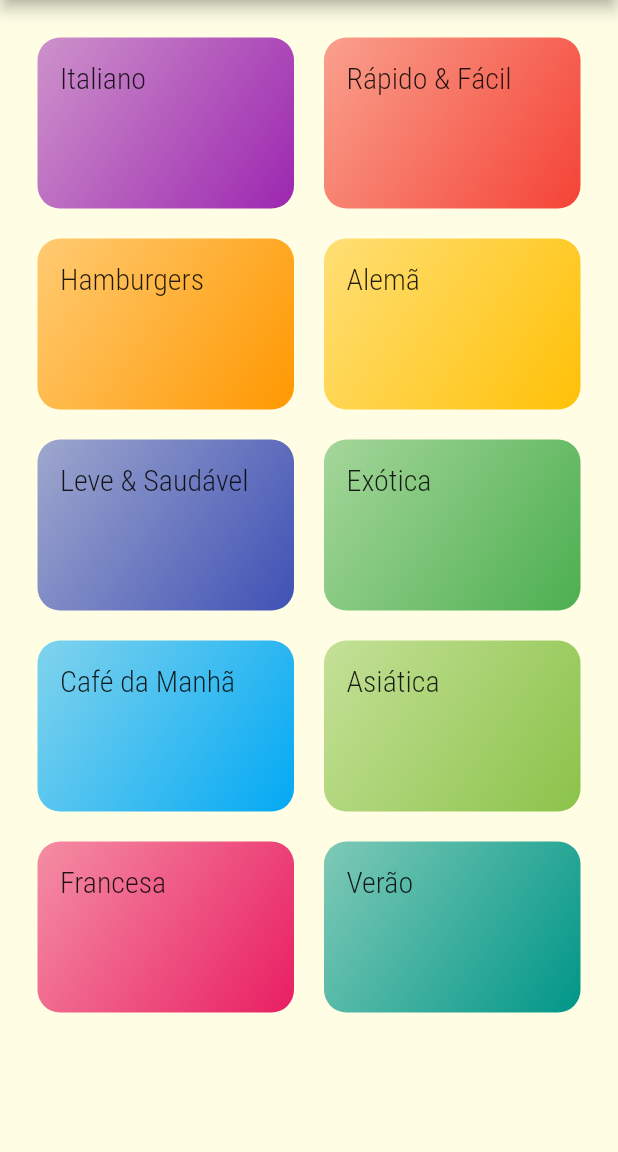
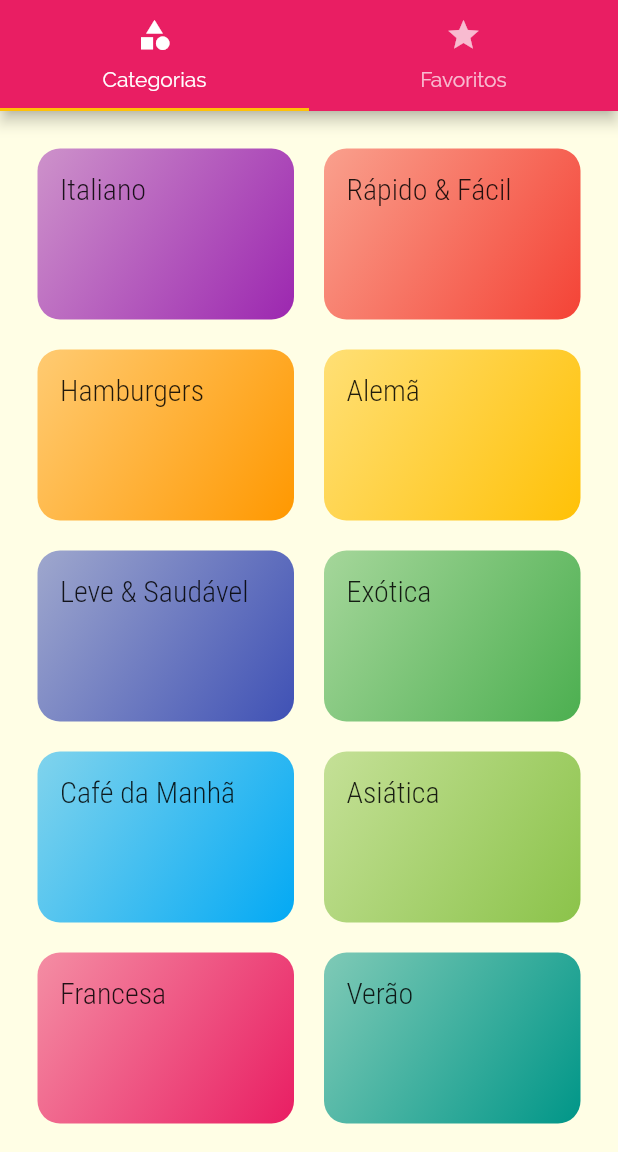
Before and after one commit to biroska/meals, a Flutter app: the screen it shows after launch, on a phone screen of 412 x 824 dp, the part 84-1236 px from its top. Run offline on Flutter 3.47's test engine with Material 2 defaults, Android fonts, the phone set to English and light mode, and no system bars.

Commit message:
Incluindo tab bar superior

```diff
--- a/lib/main.dart
+++ b/lib/main.dart
@@ -3,6 +3,7 @@ import 'package:meals/models/category.dart';
 import 'package:meals/screens/categories_meals_screen.dart';
 import 'package:meals/screens/categories_screen.dart';
 import 'package:meals/screens/meal_detail_screen.dart';
+import 'package:meals/screens/tabs_screen.dart';
 import 'package:meals/utils/app_routes.dart';
 
 void main() => runApp(MealsApp());
@@ -22,7 +23,7 @@ class MealsApp extends StatelessWidget {
                 headline6:
                     const TextStyle(fontSize: 20, fontFamily: 'RobotoCondensed'))),
         routes: {
-          AppRoutes.HOME: (context) => CategoriesScreen(),
+          AppRoutes.HOME: (context) => TabsScreen(),
           AppRoutes.CATEGORIES_MEALS: (context) => CategoriesMealsScreen(),
           AppRoutes.MEAL_DETAIL: (context) => MealDetailScreen(),
         },
--- a/lib/screens/categories_screen.dart
+++ b/lib/screens/categories_screen.dart
@@ -6,11 +6,7 @@ class CategoriesScreen extends StatelessWidget {
 
   @override
   Widget build(BuildContext context) {
-    return Scaffold(
-      appBar: AppBar(
-        title: const Text('Vamos Cozinhar?'),
-      ),
-      body: GridView(
+    return GridView(
         padding: const EdgeInsets.all( 25 ),
         gridDelegate: const SliverGridDelegateWithMaxCrossAxisExtent(
           maxCrossAxisExtent: 200,
@@ -21,8 +17,7 @@ class CategoriesScreen extends StatelessWidget {
         children: DUMMY_CATEGORIES.map( (cat) {
           return CategoryItem( cat );
         }).toList(),
-      ),
-    );
+      );
   }
 
 }
--- /dev/null
+++ b/lib/screens/favorite_screen.dart
@@ -0,0 +1,13 @@
+ import 'package:flutter/material.dart';
+
+class FavoriteScreen extends StatelessWidget {
+
+
+   @override
+   Widget build(BuildContext context) {
+     return const Center(
+       child: Text('Minhas refeicoes favoritas!'),
+
+     );
+   }
+ }
--- /dev/null
+++ b/lib/screens/tabs_screen.dart
@@ -0,0 +1,34 @@
+import 'package:flutter/material.dart';
+import 'package:meals/screens/categories_screen.dart';
+import 'package:meals/screens/favorite_screen.dart';
+
+class TabsScreen extends StatelessWidget {
+  @override
+  Widget build(BuildContext context) {
+    return DefaultTabController(
+        length: 2,
+        child: Scaffold(
+          appBar: AppBar(
+            title: const Text('Vamos Cozinhar?'),
+            bottom: const TabBar(
+              tabs: [
+                Tab(
+                  icon: Icon(Icons.category),
+                  text: 'Categorias',
+                ),
+                Tab(
+                  icon: Icon(Icons.star),
+                  text: 'Favoritos',
+                )
+              ],
+            ),
+          ),
+          body: TabBarView(
+            children: [
+              CategoriesScreen(),
+              FavoriteScreen(),
+            ],
+          ),
+        ));
+  }
+}
```
